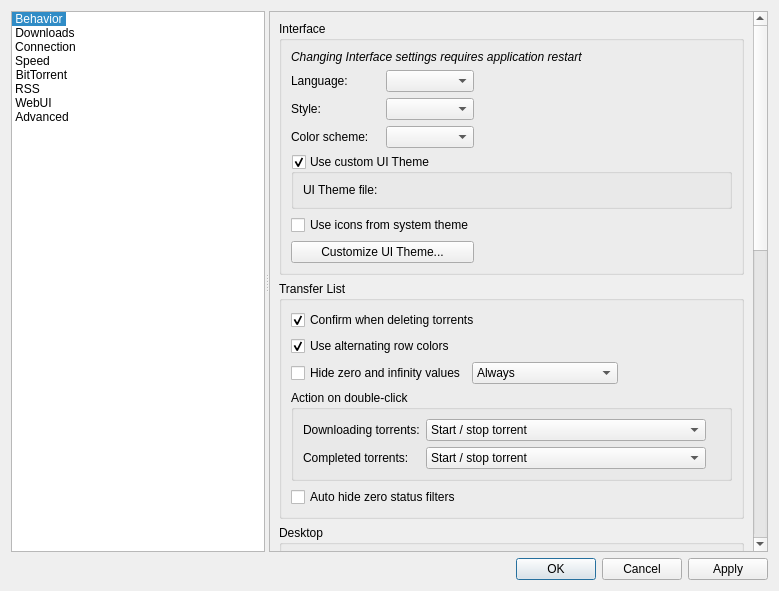
First picture: the form in src/gui/optionsdialog.ui, repository SysAdminDoc/qBittorrent-Vanced, before the edit.
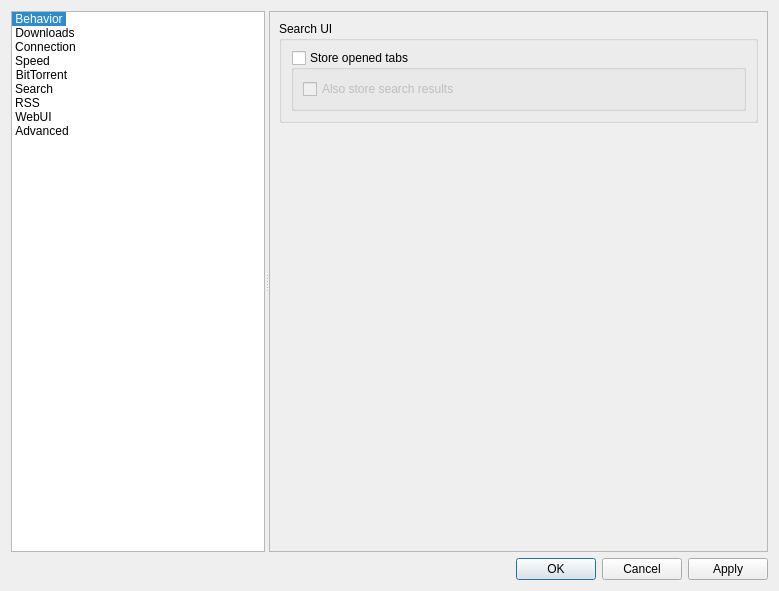
Second picture: the form after the edit. The open tabs and pages were chosen to show the change. Custom widgets are drawn as their Qt base class.

Commit message:
Store opened search tabs
PR #22163.
Closes #167.

What changed in the file:
```diff
--- a/src/gui/optionsdialog.ui
+++ b/src/gui/optionsdialog.ui
@@ -72,6 +72,11 @@
         <string>BitTorrent</string>
        </property>
       </item>
+      <item>
+       <property name="text">
+        <string>Search</string>
+       </property>
+      </item>
       <item>
        <property name="text">
         <string>RSS</string>
@@ -3210,6 +3215,85 @@
         </item>
        </layout>
       </widget>
+      <widget class="QWidget" name="tabSearchPage">
+       <layout class="QVBoxLayout" name="searchPageLayout">
+        <property name="leftMargin">
+         <number>0</number>
+        </property>
+        <property name="topMargin">
+         <number>0</number>
+        </property>
+        <property name="rightMargin">
+         <number>0</number>
+        </property>
+        <property name="bottomMargin">
+         <number>0</number>
+        </property>
+        <item>
+         <widget class="QScrollArea" name="searchPageScrollArea">
+          <property name="widgetResizable">
+           <bool>true</bool>
+          </property>
+          <widget class="QWidget" name="searchPageScrollAreaWidgetContents">
+           <property name="geometry">
+            <rect>
+             <x>0</x>
+             <y>0</y>
+             <width>521</width>
+             <height>541</height>
+            </rect>
+           </property>
+           <layout class="QVBoxLayout" name="searchPageScrollAreaWidgetContentsLayout">
+            <item>
+             <widget class="QGroupBox" name="groupSearchUI">
+              <property name="title">
+               <string>Search UI</string>
+              </property>
+              <layout class="QVBoxLayout" name="groupSearchUILayout">
+               <item>
+                <widget class="QGroupBox" name="groupStoreOpenedTabs">
+                 <property name="title">
+                  <string>Store opened tabs</string>
+                 </property>
+                 <property name="checkable">
+                  <bool>true</bool>
+                 </property>
+                 <property name="checked">
+                  <bool>false</bool>
+                 </property>
+                 <layout class="QVBoxLayout" name="groupStoreOpenedTabsLayout">
+                  <item>
+                   <widget class="QCheckBox" name="checkStoreTabsSearchResults">
+                    <property name="text">
+                     <string>Also store search results</string>
+                    </property>
+                   </widget>
+                  </item>
+                 </layout>
+                </widget>
+               </item>
+              </layout>
+             </widget>
+            </item>
+            <item>
+             <spacer name="searchPageScrollAreaSpacer">
+              <property name="orientation">
+               <enum>Qt::Orientation::Vertical</enum>
+              </property>
+              <property name="sizeHint" stdset="0">
+               <size>
+                <width>20</width>
+                <height>422</height>
+               </size>
+              </property>
+             </spacer>
+            </item>
+           </layout>
+          </widget>
+         </widget>
+        </item>
+       </layout>
+      </widget>
       <widget class="QWidget" name="tabRSSPage">
        <layout class="QVBoxLayout" name="verticalLayout_25">
         <property name="leftMargin">
```
The commit also changes 8 other files.
